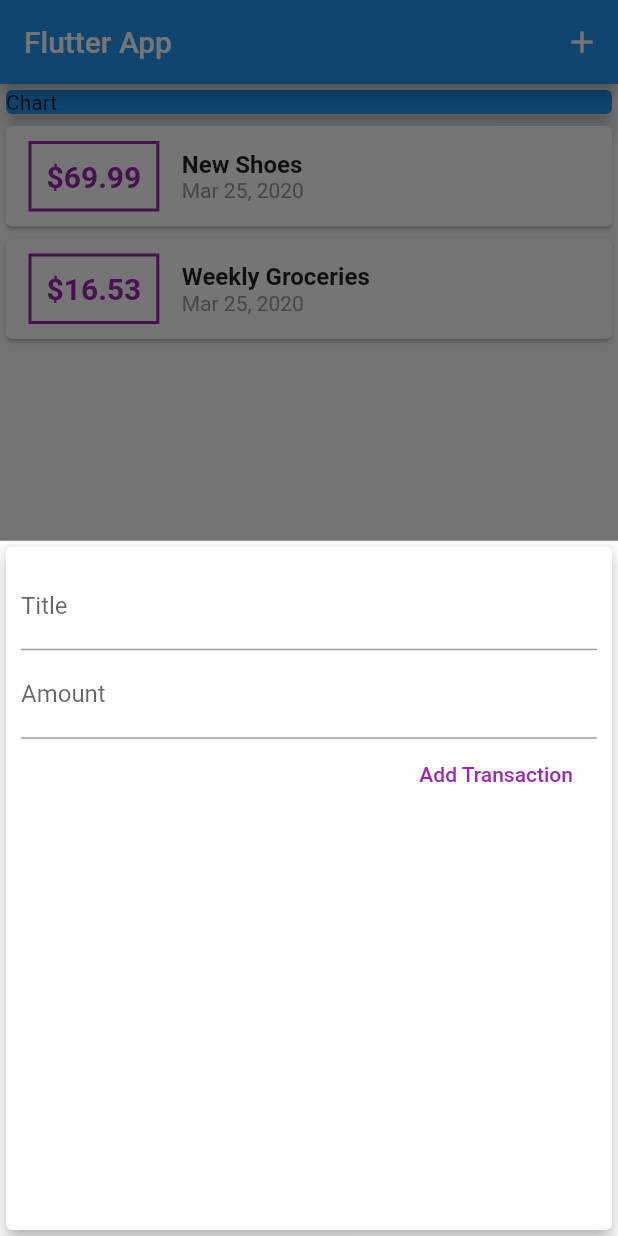
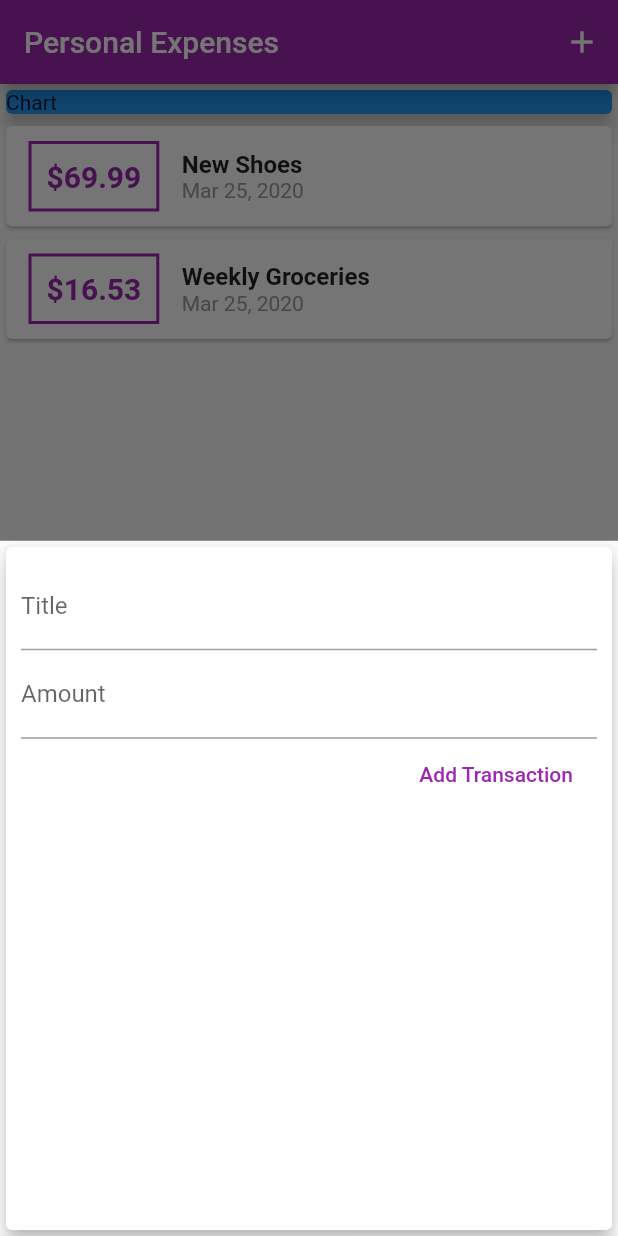
Before and after one commit to matheuslcandido/personal-expenses, a Flutter app: the screen it shows after launch, after a tap on the "add" icon, on a phone screen of 412 x 824 dp. Run offline on Flutter 3.47's test engine with Material 2 defaults, Android fonts, the phone set to English and light mode, and no system bars.

Commit message:
adding a theme to the app

```diff
--- a/lib/main.dart
+++ b/lib/main.dart
@@ -11,7 +11,11 @@ class MyApp extends StatelessWidget {
   @override
   Widget build(BuildContext context) {
     return MaterialApp(
-      title: 'Flutter App',
+      title: 'Personal Expenses',
+      theme: ThemeData(
+        primarySwatch: Colors.purple,
+        accentColor: Colors.amber,
+      ),
       home: MyHomePage(),
     );
   }
@@ -68,7 +72,7 @@ class _MyHomePageState extends State<MyHomePage> {
   Widget build(BuildContext context) {
     return Scaffold(
       appBar: AppBar(
-        title: Text('Flutter App'),
+        title: Text('Personal Expenses'),
         actions: <Widget>[
           IconButton(
             icon: Icon(Icons.add),
--- a/lib/widgets/new_transaction.dart
+++ b/lib/widgets/new_transaction.dart
@@ -1,12 +1,18 @@
 import 'package:flutter/material.dart';
 
-class NewTransaction extends StatelessWidget {
-  final titleController = TextEditingController();
-  final amountController = TextEditingController();
-
+class NewTransaction extends StatefulWidget {
   final Function addTx;
 
   NewTransaction(this.addTx);
+
+  @override
+  _NewTransactionState createState() => _NewTransactionState();
+}
+
+class _NewTransactionState extends State<NewTransaction> {
+  final titleController = TextEditingController();
+
+  final amountController = TextEditingController();
 
   void submitData() {
     final enteredTitle = titleController.text;
@@ -16,10 +22,12 @@ class NewTransaction extends StatelessWidget {
       return;
     }
 
-    addTx(
+    widget.addTx(
       enteredTitle,
       enteredAmount,
     );
+
+    Navigator.of(context).pop();
   }
 
   @override
@@ -47,7 +55,7 @@ class NewTransaction extends StatelessWidget {
             ),
             FlatButton(
               child: Text('Add Transaction'),
-              textColor: Colors.purple,
+              textColor: Theme.of(context).primaryColor,
               onPressed: submitData,
             ),
           ],
--- a/lib/widgets/transaction_list.dart
+++ b/lib/widgets/transaction_list.dart
@@ -23,7 +23,7 @@ class TransactionList extends StatelessWidget {
                 ),
                 decoration: BoxDecoration(
                   border: Border.all(
-                    color: Colors.purple,
+                    color: Theme.of(context).primaryColor,
                     width: 2,
                   ),
                 ),
@@ -33,7 +33,7 @@ class TransactionList extends StatelessWidget {
                   style: TextStyle(
                     fontWeight: FontWeight.bold,
                     fontSize: 20,
-                    color: Colors.purple,
+                    color: Theme.of(context).primaryColor,
                   ),
                 ),
               ),
```
